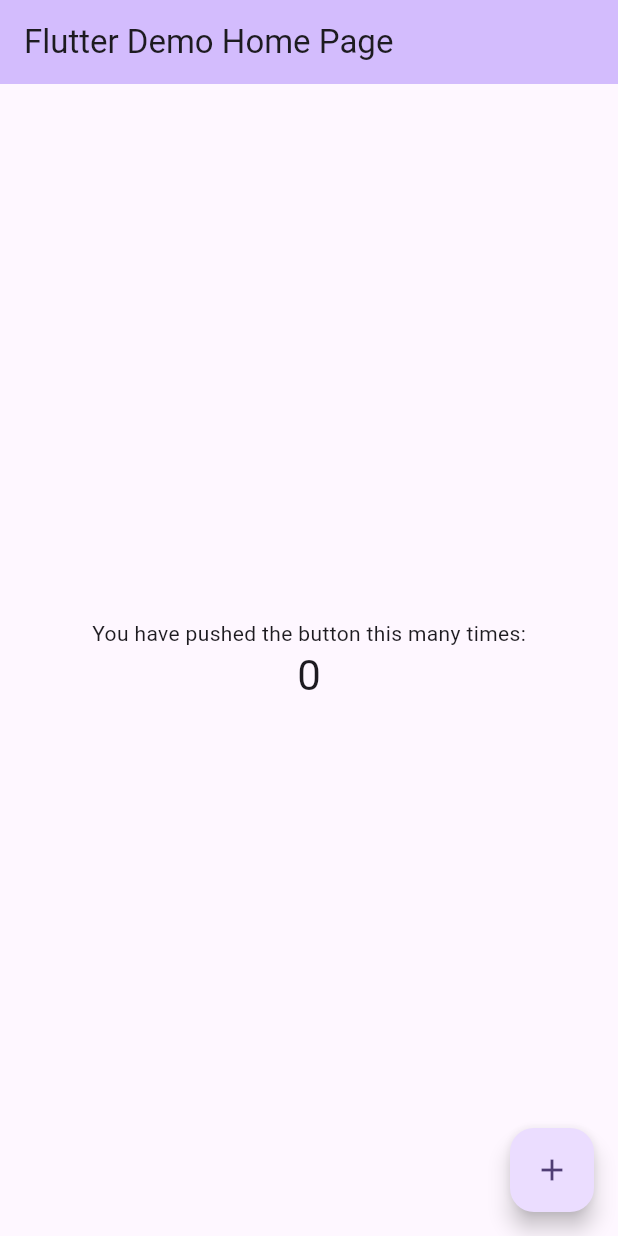
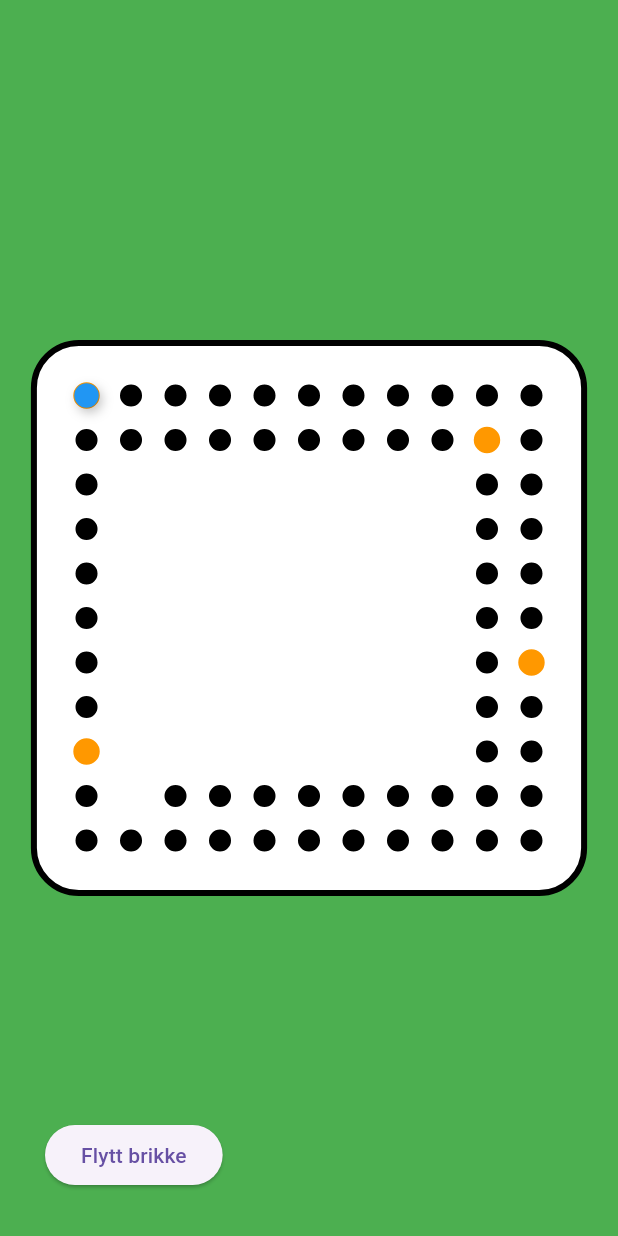
Before and after one commit to SarcasticSir/dog_game, a Flutter app: the screen it shows after launch, on a phone screen of 412 x 824 dp. Run offline on Flutter 3.47's test engine with Material 3 defaults, Android fonts, the phone set to English and light mode, and no system bars.

Commit message:
Lagt til basefunksjonalitet for brett og flyttbar brikke

```diff
--- a/lib/main.dart
+++ b/lib/main.dart
@@ -1,122 +1,212 @@
 import 'package:flutter/material.dart';
 
-void main() {
-  runApp(const MyApp());
-}
+void main() => runApp(const DogGameApp());
 
-class MyApp extends StatelessWidget {
-  const MyApp({super.key});
-
-  // This widget is the root of your application.
+class DogGameApp extends StatelessWidget {
+  const DogGameApp({super.key});
   @override
   Widget build(BuildContext context) {
-    return MaterialApp(
-      title: 'Flutter Demo',
-      theme: ThemeData(
-        // This is the theme of your application.
-        //
-        // TRY THIS: Try running your application with "flutter run". You'll see
-        // the application has a purple toolbar. Then, without quitting the app,
-        // try changing the seedColor in the colorScheme below to Colors.green
-        // and then invoke "hot reload" (save your changes or press the "hot
-        // reload" button in a Flutter-supported IDE, or press "r" if you used
-        // the command line to start the app).
-        //
-        // Notice that the counter didn't reset back to zero; the application
-        // state is not lost during the reload. To reset the state, use hot
-        // restart instead.
-        //
-        // This works for code too, not just values: Most code changes can be
-        // tested with just a hot reload.
-        colorScheme: ColorScheme.fromSeed(seedColor: Colors.deepPurple),
+    return const MaterialApp(
+      home: Scaffold(
+        backgroundColor: Colors.green,
+        body: SafeArea(child: DogBoard()),
       ),
-      home: const MyHomePage(title: 'Flutter Demo Home Page'),
     );
   }
 }
 
-class MyHomePage extends StatefulWidget {
-  const MyHomePage({super.key, required this.title});
+class Field {
+  final Offset relPos; // 0.0 - 1.0 prosent-basert
+  final String type; // 'normal', 'immunity'
+  Field(this.relPos, this.type);
+}
 
-  // This widget is the home page of your application. It is stateful, meaning
-  // that it has a State object (defined below) that contains fields that affect
-  // how it looks.
+class DogBoard extends StatefulWidget {
+  const DogBoard({super.key});
+  @override
+  State<DogBoard> createState() => _DogBoardState();
+}
 
-  // This class is the configuration for the state. It holds the values (in this
-  // case the title) provided by the parent (in this case the App widget) and
-  // used by the build method of the State. Fields in a Widget subclass are
-  // always marked "final".
-
-  final String title;
+class _DogBoardState extends State<DogBoard> {
+  late List<Field> fields;
+  int currentPos = 0; // Hvor brikken står
 
   @override
-  State<MyHomePage> createState() => _MyHomePageState();
-}
+  void initState() {
+    super.initState();
+    fields = _manualFields();
+  }
 
-class _MyHomePageState extends State<MyHomePage> {
-  int _counter = 0;
-
-  void _incrementCounter() {
-    setState(() {
-      // This call to setState tells the Flutter framework that something has
-      // changed in this State, which causes it to rerun the build method below
-      // so that the display can reflect the updated values. If we changed
-      // _counter without calling setState(), then the build method would not be
-      // called again, and so nothing would appear to happen.
-      _counter++;
+  List<Field> _manualFields() {
+    return List.generate(64, (i) {
+      final coords = [
+        Offset(0.10, 0.10), // 1
+        Offset(0.18, 0.10), // 2
+        Offset(0.26, 0.10), // 3
+        Offset(0.34, 0.10), // 4
+        Offset(0.42, 0.10), // 5
+        Offset(0.50, 0.10), // 6
+        Offset(0.58, 0.10), // 7
+        Offset(0.66, 0.10), // 8
+        Offset(0.74, 0.10), // 9
+        Offset(0.82, 0.10), // 10
+        Offset(0.90, 0.10), // 11
+        Offset(0.90, 0.18), // 12
+        Offset(0.90, 0.26), // 13
+        Offset(0.90, 0.34), // 14
+        Offset(0.90, 0.42), // 15
+        Offset(0.90, 0.50), // 16
+        Offset(0.90, 0.58), // 17 (IMMU)
+        Offset(0.90, 0.66), // 18
+        Offset(0.90, 0.74), // 19
+        Offset(0.90, 0.82), // 20
+        Offset(0.90, 0.90), // 21
+        Offset(0.82, 0.90), // 22
+        Offset(0.74, 0.90), // 23
+        Offset(0.66, 0.90), // 24
+        Offset(0.58, 0.90), // 25
+        Offset(0.50, 0.90), // 26
+        Offset(0.42, 0.90), // 27
+        Offset(0.34, 0.90), // 28
+        Offset(0.26, 0.90), // 29
+        Offset(0.18, 0.90), // 30
+        Offset(0.10, 0.90), // 31
+        Offset(0.10, 0.82), // 32
+        Offset(0.10, 0.74), // 33 (IMMU)
+        Offset(0.10, 0.66), // 34
+        Offset(0.10, 0.58), // 35
+        Offset(0.10, 0.50), // 36
+        Offset(0.10, 0.42), // 37
+        Offset(0.10, 0.34), // 38
+        Offset(0.10, 0.26), // 39
+        Offset(0.10, 0.18), // 40
+        Offset(0.18, 0.18), // 41
+        Offset(0.26, 0.18), // 42
+        Offset(0.34, 0.18), // 43
+        Offset(0.42, 0.18), // 44
+        Offset(0.50, 0.18), // 45
+        Offset(0.58, 0.18), // 46
+        Offset(0.66, 0.18), // 47
+        Offset(0.74, 0.18), // 48
+        Offset(0.82, 0.18), // 49 (IMMU)
+        Offset(0.82, 0.26), // 50
+        Offset(0.82, 0.34), // 51
+        Offset(0.82, 0.42), // 52
+        Offset(0.82, 0.50), // 53
+        Offset(0.82, 0.58), // 54
+        Offset(0.82, 0.66), // 55
+        Offset(0.82, 0.74), // 56
+        Offset(0.82, 0.82), // 57
+        Offset(0.74, 0.82), // 58
+        Offset(0.66, 0.82), // 59
+        Offset(0.58, 0.82), // 60
+        Offset(0.50, 0.82), // 61
+        Offset(0.42, 0.82), // 62
+        Offset(0.34, 0.82), // 63
+        Offset(0.26, 0.82), // 64
+      ];
+      String type = ((i == 0) || (i == 16) || (i == 32) || (i == 48)) ? 'immunity' : 'normal';
+      return Field(coords[i], type);
     });
   }
 
   @override
   Widget build(BuildContext context) {
-    // This method is rerun every time setState is called, for instance as done
-    // by the _incrementCounter method above.
-    //
-    // The Flutter framework has been optimized to make rerunning build methods
-    // fast, so that you can just rebuild anything that needs updating rather
-    // than having to individually change instances of widgets.
-    return Scaffold(
-      appBar: AppBar(
-        // TRY THIS: Try changing the color here to a specific color (to
-        // Colors.amber, perhaps?) and trigger a hot reload to see the AppBar
-        // change color while the other colors stay the same.
-        backgroundColor: Theme.of(context).colorScheme.inversePrimary,
-        // Here we take the value from the MyHomePage object that was created by
-        // the App.build method, and use it to set our appbar title.
-        title: Text(widget.title),
-      ),
-      body: Center(
-        // Center is a layout widget. It takes a single child and positions it
-        // in the middle of the parent.
-        child: Column(
-          // Column is also a layout widget. It takes a list of children and
-          // arranges them vertically. By default, it sizes itself to fit its
-          // children horizontally, and tries to be as tall as its parent.
-          //
-          // Column has various properties to control how it sizes itself and
-          // how it positions its children. Here we use mainAxisAlignment to
-          // center the children vertically; the main axis here is the vertical
-          // axis because Columns are vertical (the cross axis would be
-          // horizontal).
-          //
-          // TRY THIS: Invoke "debug painting" (choose the "Toggle Debug Paint"
-          // action in the IDE, or press "p" in the console), to see the
-          // wireframe for each widget.
-          mainAxisAlignment: MainAxisAlignment.center,
-          children: <Widget>[
-            const Text('You have pushed the button this many times:'),
-            Text(
-              '$_counter',
-              style: Theme.of(context).textTheme.headlineMedium,
+    return LayoutBuilder(
+      builder: (context, constraints) {
+        final double boardSide = constraints.biggest.shortestSide * 0.9;
+        final Offset boardOrigin = Offset(
+          (constraints.maxWidth - boardSide) / 2,
+          (constraints.maxHeight - boardSide) / 2,
+        );
+
+        double baseFieldSize = boardSide * 0.055; // 5.5% av brettet
+        double immunityMultiplier = 1.2; // Immunfelt litt større
+        double pieceSize = baseFieldSize * 0.8; // Størrelse på brikken
+
+        return Stack(
+          children: [
+            // Brettet (stor hvit firkant)
+            Positioned(
+              left: boardOrigin.dx,
+              top: boardOrigin.dy,
+              child: Container(
+                width: boardSide,
+                height: boardSide,
+                decoration: BoxDecoration(
+                  color: Colors.white,
+                  border: Border.all(color: Colors.black, width: 4),
+                  borderRadius: BorderRadius.circular(32),
+                ),
+              ),
+            ),
+            // Felt
+            ...fields.asMap().entries.map((entry) {
+              final i = entry.key;
+              final f = entry.value;
+              final pos = Offset(
+                boardOrigin.dx + f.relPos.dx * boardSide,
+                boardOrigin.dy + f.relPos.dy * boardSide,
+              );
+              double size = f.type == 'immunity'
+                  ? baseFieldSize * immunityMultiplier
+                  : baseFieldSize;
+              return Positioned(
+                left: pos.dx - size / 2,
+                top: pos.dy - size / 2,
+                child: Container(
+                  width: size,
+                  height: size,
+                  decoration: BoxDecoration(
+                    color: f.type == 'immunity' ? Colors.orange : Colors.black,
+                    shape: BoxShape.circle,
+                    border: Border.all(color: Colors.white, width: size * 0.14),
+                  ),
+                ),
+              );
+            }),
+            // Brikke
+            Builder(builder: (context) {
+              final pos = Offset(
+                boardOrigin.dx + fields[currentPos].relPos.dx * boardSide,
+                boardOrigin.dy + fields[currentPos].relPos.dy * boardSide,
+              );
+              return Positioned(
+                left: pos.dx - pieceSize / 2,
+                top: pos.dy - pieceSize / 2,
+                child: Container(
+                  width: pieceSize,
+                  height: pieceSize,
+                  decoration: const BoxDecoration(
+                    color: Colors.blue,
+                    shape: BoxShape.circle,
+                    boxShadow: [
+                      BoxShadow(
+                        color: Colors.black26,
+                        blurRadius: 6,
+                        offset: Offset(2, 3),
+                      )
+                    ],
+                  ),
+                ),
+              );
+            }),
+            // Knapp for å flytte brikken
+            Positioned(
+              left: 30,
+              bottom: 30,
+              child: ElevatedButton(
+                onPressed: () {
+                  setState(() {
+                    currentPos = (currentPos + 1) % fields.length;
+                  });
+                },
+                child: const Text("Flytt brikke"),
+              ),
             ),
           ],
-        ),
-      ),
-      floatingActionButton: FloatingActionButton(
-        onPressed: _incrementCounter,
-        tooltip: 'Increment',
-        child: const Icon(Icons.add),
-      ), // This trailing comma makes auto-formatting nicer for build methods.
+        );
+      },
     );
   }
 }
```
Also changed, not shown: 1 other file.
